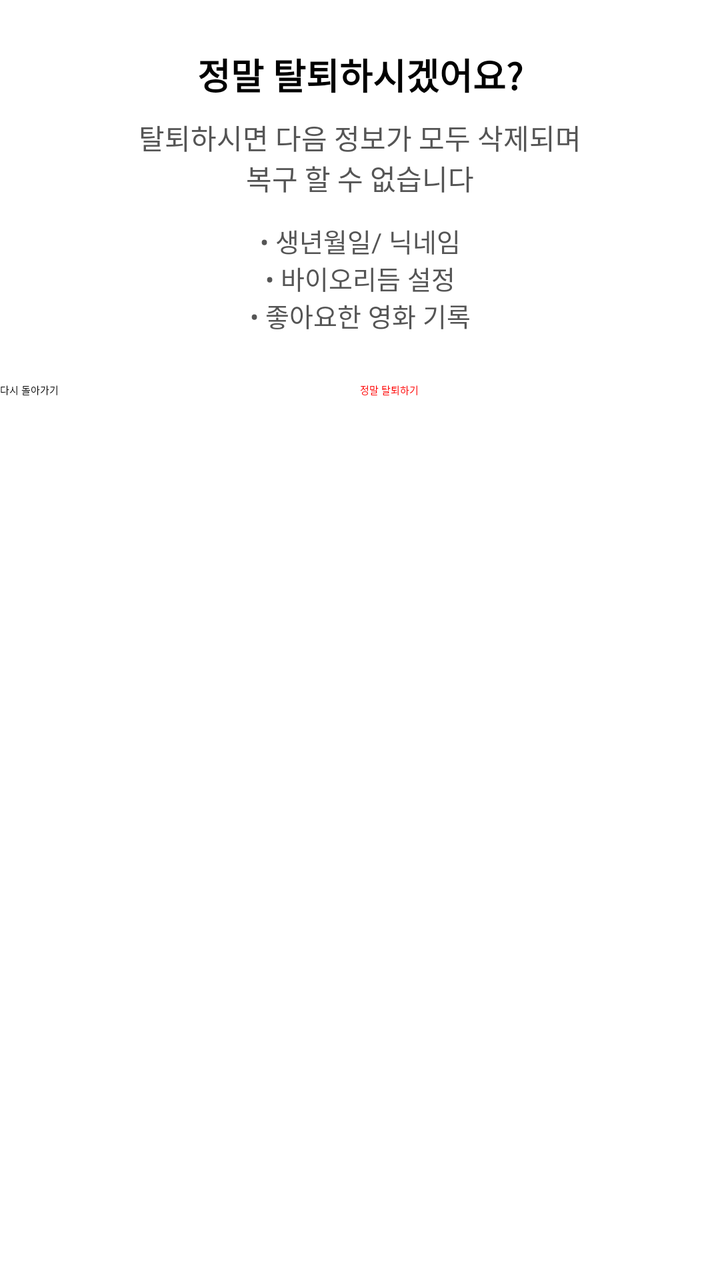
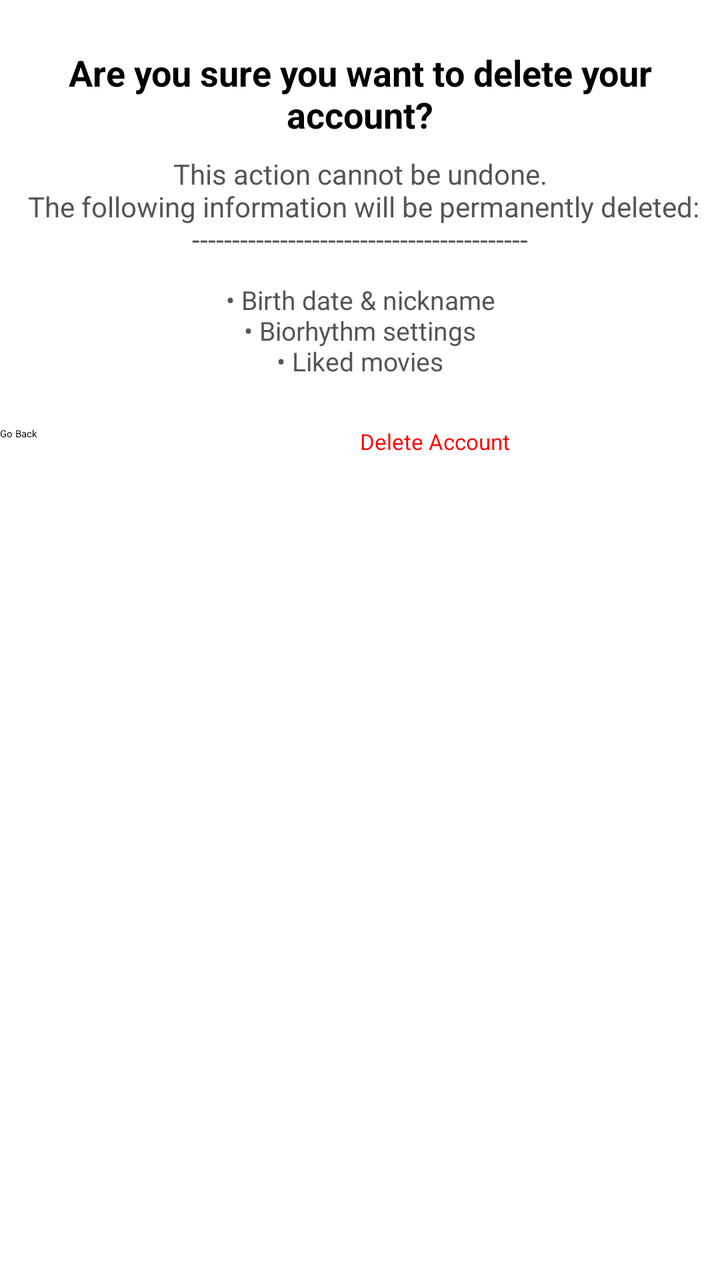

Screens rendered from an Android XML layout before and after an edit, with the pre-edit source and the edit as a unified diff.
<!-- AndroidManifest.xml: application theme Theme.App.Starting -->
<!-- res/layout/dialog_delete_confirm.xml -->
<?xml version="1.0" encoding="utf-8"?>
<androidx.cardview.widget.CardView xmlns:android="http://schemas.android.com/apk/res/android"
    xmlns:app="http://schemas.android.com/apk/res-auto"
    android:layout_width="300dp"
    android:layout_height="wrap_content"
    app:cardCornerRadius="16dp"
    app:cardBackgroundColor="#FFFFFF">

    <LinearLayout
        android:layout_width="match_parent"
        android:layout_height="wrap_content"
        android:orientation="vertical"
        android:paddingTop="24dp">

        <TextView
            android:layout_width="match_parent"
            android:layout_height="wrap_content"
            android:text="정말 탈퇴하시겠어요?"
            android:textColor="#000000"
            android:textSize="18sp"
            android:textStyle="bold"
            android:gravity="center"/>

        <TextView
            android:layout_width="match_parent"
            android:layout_height="wrap_content"
            android:text="탈퇴하시면 다음 정보가 모두 삭제되며\n복구 할 수 없습니다"
            android:textColor="#555555"
            android:textSize="14sp"
            android:gravity="center"
            android:layout_marginTop="8dp"/>

        <TextView
            android:layout_width="match_parent"
            android:layout_height="wrap_content"
            android:text="• 생년월일/ 닉네임\n• 바이오리듬 설정\n• 좋아요한 영화 기록"
            android:textColor="#555555"
            android:textSize="13sp"
            android:layout_marginTop="12dp"
            android:layout_marginBottom="24dp"
            android:gravity="center_horizontal"/>

        <LinearLayout
            android:layout_width="match_parent"
            android:layout_height="50dp"
            android:orientation="horizontal">

            <Button
                android:id="@+id/btn_dialog_cancel"
                android:layout_width="0dp"
                android:layout_height="match_parent"
                android:layout_weight="1"
                android:text="다시 돌아가기"
                android:backgroundTint="#A0A0A0"
                android:textColor="#000"
                style="?android:attr/borderlessButtonStyle"/>

            <Button
                android:id="@+id/btn_dialog_confirm"
                android:layout_width="0dp"
                android:layout_height="match_parent"
                android:layout_weight="1"
                android:text="정말 탈퇴하기"
                android:backgroundTint="#FFFFFF"
                android:textColor="#FF0000"
                style="?android:attr/borderlessButtonStyle"/>
        </LinearLayout>
    </LinearLayout>
</androidx.cardview.widget.CardView>
<!-- resources referenced by this layout -->
<resources>
  <style name="Theme.App.Starting" parent="Theme.SplashScreen">
          <item name="windowSplashScreenBackground">#121212</item>
          <item name="windowSplashScreenAnimatedIcon">@drawable/ic_main</item>
          <item name="postSplashScreenTheme">@style/Theme.LMHYMVandroid</item>
      </style>
  <!-- drawable ic_main: png bitmap (drawable, 189303 bytes) -->
  <style name="Theme.LMHYMVandroid" parent="Theme.Material3.Light.NoActionBar">
      </style>
</resources>

<!-- the commit's change to res/layout/dialog_delete_confirm.xml (unified diff, before → after) -->
@@ -15,7 +15,7 @@
         <TextView
             android:layout_width="match_parent"
             android:layout_height="wrap_content"
-            android:text="정말 탈퇴하시겠어요?"
+            android:text="Are you sure you want to delete your account?"
             android:textColor="#000000"
             android:textSize="18sp"
             android:textStyle="bold"
@@ -24,7 +24,7 @@
         <TextView
             android:layout_width="match_parent"
             android:layout_height="wrap_content"
-            android:text="탈퇴하시면 다음 정보가 모두 삭제되며\n복구 할 수 없습니다"
+            android:text="This action cannot be undone.\n The following information will be permanently deleted:\n------------------------------------------"
             android:textColor="#555555"
             android:textSize="14sp"
             android:gravity="center"
@@ -33,7 +33,7 @@
         <TextView
             android:layout_width="match_parent"
             android:layout_height="wrap_content"
-            android:text="• 생년월일/ 닉네임\n• 바이오리듬 설정\n• 좋아요한 영화 기록"
+            android:text="• Birth date &amp; nickname\n• Biorhythm settings\n• Liked movies"
             android:textColor="#555555"
             android:textSize="13sp"
             android:layout_marginTop="12dp"
@@ -50,20 +50,21 @@
                 android:layout_width="0dp"
                 android:layout_height="match_parent"
                 android:layout_weight="1"
-                android:text="다시 돌아가기"
+                android:text="Go Back"
                 android:backgroundTint="#A0A0A0"
                 android:textColor="#000"
                 style="?android:attr/borderlessButtonStyle"/>
 
             <Button
                 android:id="@+id/btn_dialog_confirm"
+                style="?android:attr/borderlessButtonStyle"
                 android:layout_width="0dp"
                 android:layout_height="match_parent"
                 android:layout_weight="1"
-                android:text="정말 탈퇴하기"
                 android:backgroundTint="#FFFFFF"
+                android:text="Delete Account"
                 android:textColor="#FF0000"
-                style="?android:attr/borderlessButtonStyle"/>
+                android:textSize="11sp" />
         </LinearLayout>
     </LinearLayout>
 </androidx.cardview.widget.CardView>
